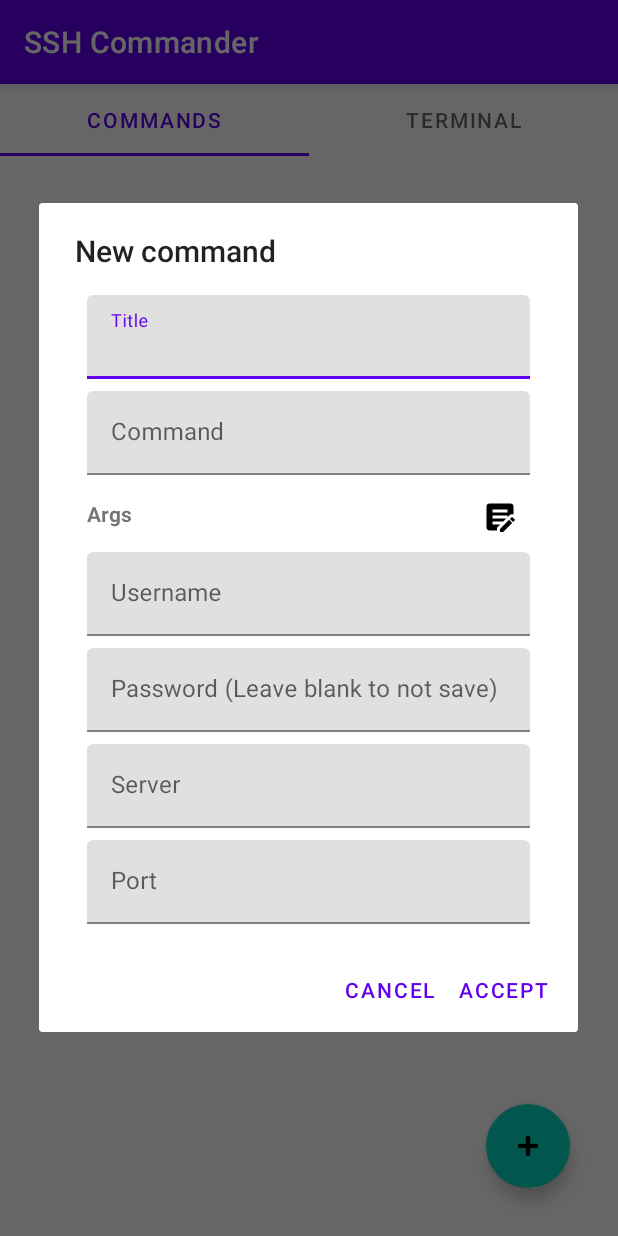
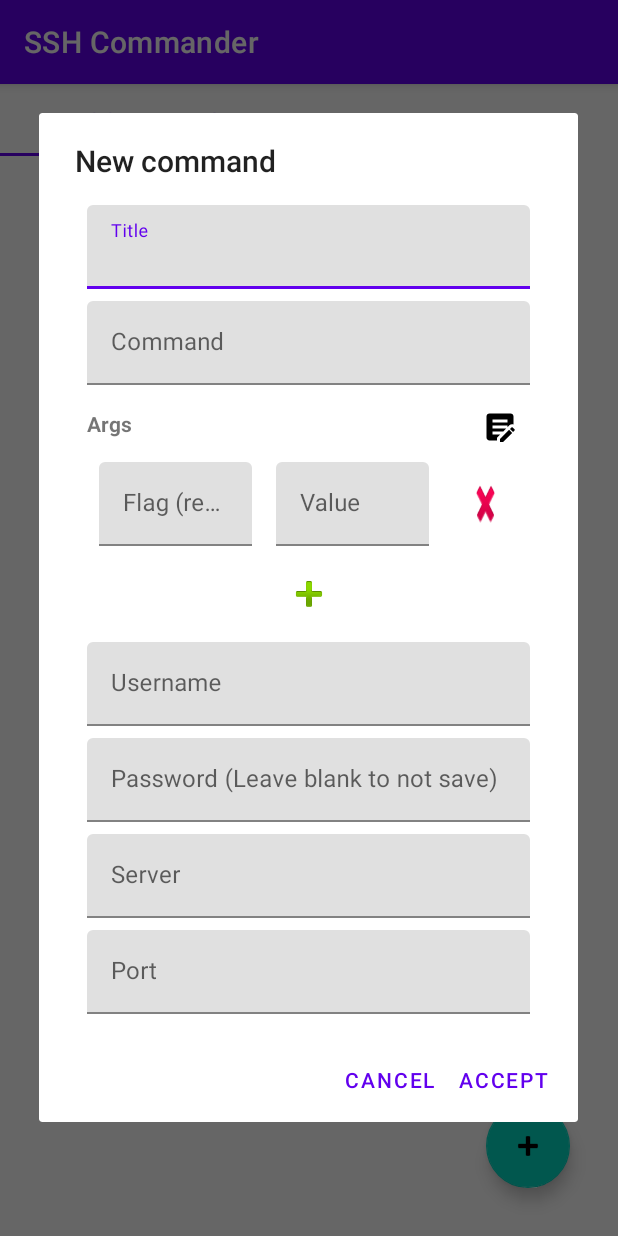
Before and after one commit to Stasky745/SSH-Commander, an Android app: the screen it shows after launch (MainActivity), after a tap on "Add", on a phone screen of 412 x 824 dp. Run offline under Robolectric (Android 15) with nearby library versions, the phone set to English and light mode, and no system bars; our stand-ins replace Dagger/Hilt's generated code, Room's generated code, RxJava; libraries missing offline, so code that uses them is left out: net.sqlcipher.database; 9 statements that could not run were skipped.

Commit message:
Create ARGS

```diff
--- /dev/null
+++ b/app/src/main/java/com/ntwk/sshcommander/ui/adapters/ArgsAdapterRV.java
@@ -0,0 +1,76 @@
+package com.ntwk.sshcommander.ui.adapters;
+
+import android.annotation.SuppressLint;
+import android.content.Context;
+import android.view.LayoutInflater;
+import android.view.View;
+import android.view.ViewGroup;
+
+import androidx.annotation.NonNull;
+import androidx.recyclerview.widget.RecyclerView;
+
+import com.ntwk.sshcommander.R;
+
+import java.util.ArrayList;
+import java.util.LinkedHashMap;
+import java.util.Map;
+import java.util.stream.Collectors;
+
+public class ArgsAdapterRV extends RecyclerView.Adapter<ArgsViewHolderRV> {
+    LinkedHashMap<String, String> argsMap;
+    Context ctx;
+
+    public ArgsAdapterRV(Context context, Map<String, String> map) {
+        this.ctx = context;
+        this.argsMap = new LinkedHashMap<>(map);
+        if(argsMap.size() == 0)
+            argsMap.put(null, null);
+    }
+
+    @NonNull
+    @Override
+    public ArgsViewHolderRV onCreateViewHolder(@NonNull ViewGroup parent, int viewType) {
+        View argsView = LayoutInflater.from(parent.getContext())
+                .inflate(R.layout.commands_args_item, parent, false);
+
+        return new ArgsViewHolderRV(argsView);
+    }
+
+    @Override
+    public void onBindViewHolder(@NonNull ArgsViewHolderRV holder, int position) {
+        String key = new ArrayList<>(argsMap.keySet()).get(position);
+        String value = argsMap.get(key) != null ? argsMap.get(key) : "";
+
+        holder.flag.setText(key);
+        holder.value.setText(value);
+
+        holder.delete.setOnClickListener(view -> deleteItem(position, key));
+    }
+
+    @SuppressLint("NotifyDataSetChanged")
+    public void addItem(Map<String, String> map){
+        argsMap = new LinkedHashMap<>(map);
+        argsMap.put(null, null);
+        notifyDataSetChanged();
+    }
+
+    private void deleteItem(int position, String key) {
+        argsMap.remove(key);
+        notifyItemRemoved(position);
+        if(argsMap.size() == 0) {
+            argsMap.put(null, null);
+            notifyItemInserted(0);
+        }
+    }
+
+    public Map<String, String> getArgsMap() {
+        return argsMap.entrySet().stream()
+                .filter(stringStringEntry -> stringStringEntry.getKey() != null)
+                .collect(Collectors.toMap(Map.Entry::getKey, Map.Entry::getValue));
+    }
+
+    @Override
+    public int getItemCount() {
+        return argsMap.size();
+    }
+}
--- /dev/null
+++ b/app/src/main/java/com/ntwk/sshcommander/ui/adapters/ArgsViewHolderRV.java
@@ -0,0 +1,22 @@
+package com.ntwk.sshcommander.ui.adapters;
+
+import android.view.View;
+import android.widget.ImageView;
+
+import androidx.annotation.NonNull;
+import androidx.recyclerview.widget.RecyclerView;
+
+import com.google.android.material.textfield.TextInputEditText;
+import com.ntwk.sshcommander.R;
+
+public class ArgsViewHolderRV extends RecyclerView.ViewHolder {
+    TextInputEditText flag, value;
+    ImageView delete;
+
+    public ArgsViewHolderRV(@NonNull View itemView) {
+        super(itemView);
+        flag = itemView.findViewById(R.id.TIET_args_flag);
+        value = itemView.findViewById(R.id.TIET_args_value);
+        delete = itemView.findViewById(R.id.IV_args_delete);
+    }
+}
--- a/app/src/main/java/com/ntwk/sshcommander/ui/adapters/CommandAdapterRV.java
+++ b/app/src/main/java/com/ntwk/sshcommander/ui/adapters/CommandAdapterRV.java
@@ -2,7 +2,6 @@ package com.ntwk.sshcommander.ui.adapters;
 
 import android.annotation.SuppressLint;
 import android.content.Context;
-import android.content.DialogInterface;
 import android.view.LayoutInflater;
 import android.view.View;
 import android.view.ViewGroup;
--- a/app/src/main/java/com/ntwk/sshcommander/ui/dialogs/CommandDialog.java
+++ b/app/src/main/java/com/ntwk/sshcommander/ui/dialogs/CommandDialog.java
@@ -17,16 +17,21 @@ import androidx.annotation.Nullable;
 import androidx.appcompat.app.AlertDialog;
 import androidx.fragment.app.DialogFragment;
 import androidx.lifecycle.ViewModelProvider;
+import androidx.recyclerview.widget.LinearLayoutManager;
 import androidx.recyclerview.widget.RecyclerView;
 
 import com.google.android.material.textfield.TextInputEditText;
 import com.google.android.material.textfield.TextInputLayout;
 import com.ntwk.sshcommander.R;
+import com.ntwk.sshcommander.ui.adapters.ArgsAdapterRV;
 import com.ntwk.sshcommander.ui.entities.CommandEntity;
 import com.ntwk.sshcommander.ui.view_models.CommandViewModel;
 
 import java.util.ArrayList;
+import java.util.HashMap;
+import java.util.LinkedHashMap;
 import java.util.List;
+import java.util.Map;
 import java.util.Objects;
 
 public class CommandDialog extends DialogFragment {
@@ -46,9 +51,12 @@ public class CommandDialog extends DialogFragment {
 
     private TextInputLayout argsLayout;
 
+    private ArgsAdapterRV adapter;
+
     private RecyclerView argsRV;
     private TextView argsTV;
     private ImageView argsIV;
+    private ImageView addArgIV;
 
     private CommandViewModel commandViewModel;
 
@@ -121,7 +129,7 @@ public class CommandDialog extends DialogFragment {
                             newCommand.password = password.getText().toString();
                     }
 
-                    //TODO: newCommand.args
+                    newCommand.args = adapter.getArgsMap();
 
                     // If we are editing, we keep the same info from the older object
                     if (commandEntity != null) {
@@ -163,12 +171,22 @@ public class CommandDialog extends DialogFragment {
         argsRV = view.findViewById(R.id.RV_comDialog_args);
         argsIV = view.findViewById(R.id.IV_comDialog_args);
         argsTV = view.findViewById(R.id.TV_comDialog_args);
+        addArgIV = view.findViewById(R.id.IV_comDialog_addArg);
 
         setVisibilities();
         if(commandEntity != null)
             fillInformation();
 
+        setRV();
+
         return view;
+    }
+
+    private void setRV() {
+        Map<String, String> map = commandEntity != null && commandEntity.args != null ? commandEntity.args : new HashMap<>();
+        adapter = new ArgsAdapterRV(getActivity(), map);
+        argsRV.setLayoutManager(new LinearLayoutManager(requireContext(), LinearLayoutManager.VERTICAL, false));
+        argsRV.setAdapter(adapter);
     }
 
     private void setVisibilities() {
@@ -183,8 +201,8 @@ public class CommandDialog extends DialogFragment {
                 argsLayout.setVisibility(View.VISIBLE);
 
                 argsRV.setVisibility(View.GONE);
-                argsIV.setVisibility(View.GONE);
                 argsTV.setVisibility(View.GONE);
+                addArgIV.setVisibility(View.GONE);
 
                 argsIV.setImageResource(R.drawable.table);
             }
@@ -192,11 +210,28 @@ public class CommandDialog extends DialogFragment {
                 argsLayout.setVisibility(View.GONE);
 
                 argsRV.setVisibility(View.VISIBLE);
-                argsIV.setVisibility(View.VISIBLE);
                 argsTV.setVisibility(View.VISIBLE);
+                addArgIV.setVisibility(View.VISIBLE);
 
                 argsIV.setImageResource(R.drawable.text_box_edit);
             }
+        });
+
+        addArgIV.setOnClickListener(view -> {
+            Map<String, String> map = new LinkedHashMap<>();
+            for(int i = 0; i < argsRV.getChildCount(); i++){
+                View rvView = argsRV.getChildAt(i);
+                TextInputEditText TIET_flag = rvView.findViewById(R.id.TIET_args_flag);
+                TextInputEditText TIET_value = rvView.findViewById(R.id.TIET_args_value);
+
+                if (TIET_flag.getText() != null && !TIET_flag.getText().toString().equals("")) {
+                    map.put(
+                            TIET_flag.getText().toString(),
+                            TIET_value.getText() != null ? TIET_value.getText().toString() : ""
+                    );
+                }
+            }
+            adapter.addItem(map);
         });
     }
 
--- /dev/null
+++ b/app/src/main/res/layout/commands_args_item.xml
@@ -0,0 +1,75 @@
+<?xml version="1.0" encoding="utf-8"?>
+<androidx.constraintlayout.widget.ConstraintLayout xmlns:android="http://schemas.android.com/apk/res/android"
+    xmlns:app="http://schemas.android.com/apk/res-auto"
+    xmlns:tools="http://schemas.android.com/tools"
+    android:layout_width="match_parent"
+    android:layout_height="wrap_content">
+
+    <androidx.constraintlayout.widget.Guideline
+        android:id="@+id/guideline2"
+        android:layout_width="wrap_content"
+        android:layout_height="wrap_content"
+        android:orientation="vertical"
+        app:layout_constraintGuide_percent="0.4" />
+
+    <com.google.android.material.textfield.TextInputLayout
+        android:layout_width="0dp"
+        android:layout_height="wrap_content"
+        android:layout_marginStart="8dp"
+        android:layout_marginTop="8dp"
+        android:layout_marginEnd="8dp"
+        android:layout_marginBottom="8dp"
+        app:layout_constraintBottom_toBottomOf="parent"
+        app:layout_constraintEnd_toStartOf="@+id/guideline2"
+        app:layout_constraintStart_toStartOf="parent"
+        app:layout_constraintTop_toTopOf="parent">
+
+        <com.google.android.material.textfield.TextInputEditText
+            android:id="@+id/TIET_args_flag"
+            android:layout_width="match_parent"
+            android:layout_height="wrap_content"
+            android:hint="@string/args_flag" />
+    </com.google.android.material.textfield.TextInputLayout>
+
+    <com.google.android.material.textfield.TextInputLayout
+        android:id="@+id/textInputLayout7"
+        android:layout_width="0dp"
+        android:layout_height="wrap_content"
+        android:layout_marginStart="8dp"
+        android:layout_marginTop="8dp"
+        android:layout_marginEnd="8dp"
+        android:layout_marginBottom="8dp"
+        app:layout_constraintBottom_toBottomOf="parent"
+        app:layout_constraintEnd_toStartOf="@+id/guideline3"
+        app:layout_constraintStart_toStartOf="@+id/guideline2"
+        app:layout_constraintTop_toTopOf="parent">
+
+        <com.google.android.material.textfield.TextInputEditText
+            android:id="@+id/TIET_args_value"
+            android:layout_width="match_parent"
+            android:layout_height="wrap_content"
+            android:hint="@string/args_value" />
+    </com.google.android.material.textfield.TextInputLayout>
+
+    <androidx.constraintlayout.widget.Guideline
+        android:id="@+id/guideline3"
+        android:layout_width="wrap_content"
+        android:layout_height="wrap_content"
+        android:orientation="vertical"
+        app:layout_constraintGuide_percent="0.80" />
+
+    <ImageView
+        android:id="@+id/IV_args_delete"
+        android:layout_width="0dp"
+        android:layout_height="0dp"
+        android:layout_marginStart="20dp"
+        android:layout_marginTop="16dp"
+        android:layout_marginEnd="20dp"
+        android:layout_marginBottom="16dp"
+        android:scaleType="fitXY"
+        app:layout_constraintBottom_toBottomOf="parent"
+        app:layout_constraintEnd_toEndOf="parent"
+        app:layout_constraintStart_toStartOf="@+id/guideline3"
+        app:layout_constraintTop_toTopOf="parent"
+        app:srcCompat="@android:drawable/ic_delete" />
+</androidx.constraintlayout.widget.ConstraintLayout>
--- a/app/src/main/res/layout/commands_dialog.xml
+++ b/app/src/main/res/layout/commands_dialog.xml
@@ -105,6 +105,18 @@
                     app:layout_constraintEnd_toEndOf="parent"
                     app:layout_constraintTop_toTopOf="parent"
                     app:srcCompat="@drawable/text_box_edit" />
+
+                <ImageView
+                    android:id="@+id/IV_comDialog_addArg"
+                    android:layout_width="wrap_content"
+                    android:layout_height="wrap_content"
+                    android:layout_marginTop="8dp"
+                    android:layout_marginBottom="8dp"
+                    app:layout_constraintBottom_toBottomOf="parent"
+                    app:layout_constraintEnd_toEndOf="parent"
+                    app:layout_constraintStart_toStartOf="parent"
+                    app:layout_constraintTop_toBottomOf="@+id/RV_comDialog_args"
+                    app:srcCompat="@android:drawable/ic_input_add" />
             </androidx.constraintlayout.widget.ConstraintLayout>
 
             <com.google.android.material.textfield.TextInputLayout
--- a/app/src/main/res/values/strings.xml
+++ b/app/src/main/res/values/strings.xml
@@ -2,6 +2,8 @@
     <string name="accept">Accept</string>
     <string name="add">Add</string>
     <string name="args">Args</string>
+    <string name="args_flag">Flag (required)</string>
+    <string name="args_value">Value</string>
     <string name="app_name">SSH Commander</string>
     <string name="cancel">Cancel</string>
     <string name="commands">Commands</string>
```
